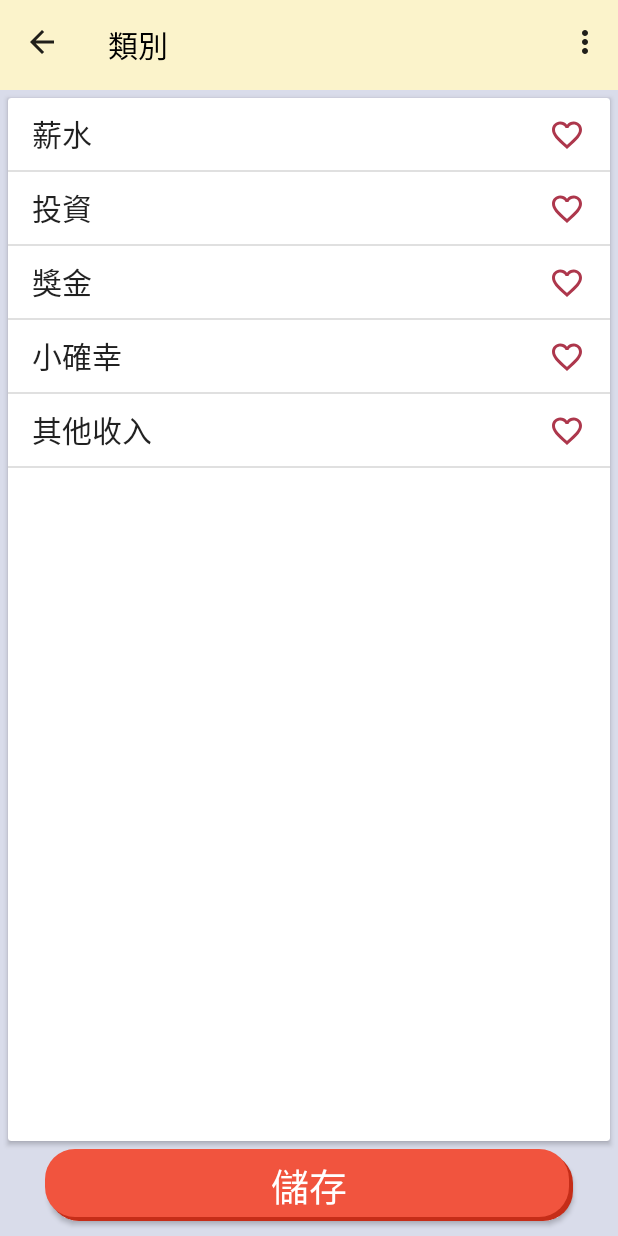
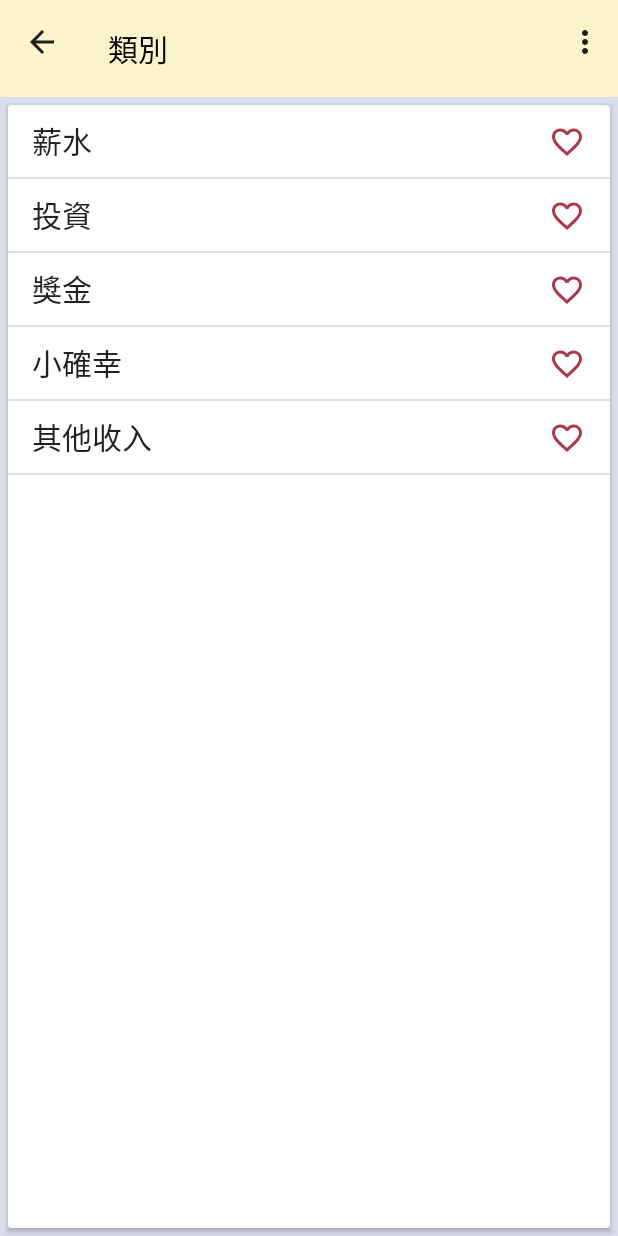
Before and after one commit to RskerZ/VoiceApp, an Android app: the EditTypeActivity screen opened directly, with no data from a screen before it, in the options menu, after a tap on "收入", on a phone screen of 412 x 824 dp. Run offline under Robolectric (Android 15) with nearby library versions, the phone set to English and light mode, and no system bars.

Commit message:
delete editType saveBtn

```diff
--- a/app/src/main/res/layout/activity_edit_type.xml
+++ b/app/src/main/res/layout/activity_edit_type.xml
@@ -34,17 +34,4 @@
     </androidx.cardview.widget.CardView>
 
 
-    <Button
-        android:id="@+id/editTypeSaveBtn"
-        android:layout_width="match_parent"
-        android:layout_height="wrap_content"
-        android:layout_marginLeft="30dp"
-        android:layout_marginRight="30dp"
-        android:layout_marginBottom="10dp"
-        android:background="@drawable/buttonshape_save"
-        android:text="儲存"
-        android:textColor="#FFFFFF"
-        android:textSize="25dp" />
-
-
 </LinearLayout>
```
